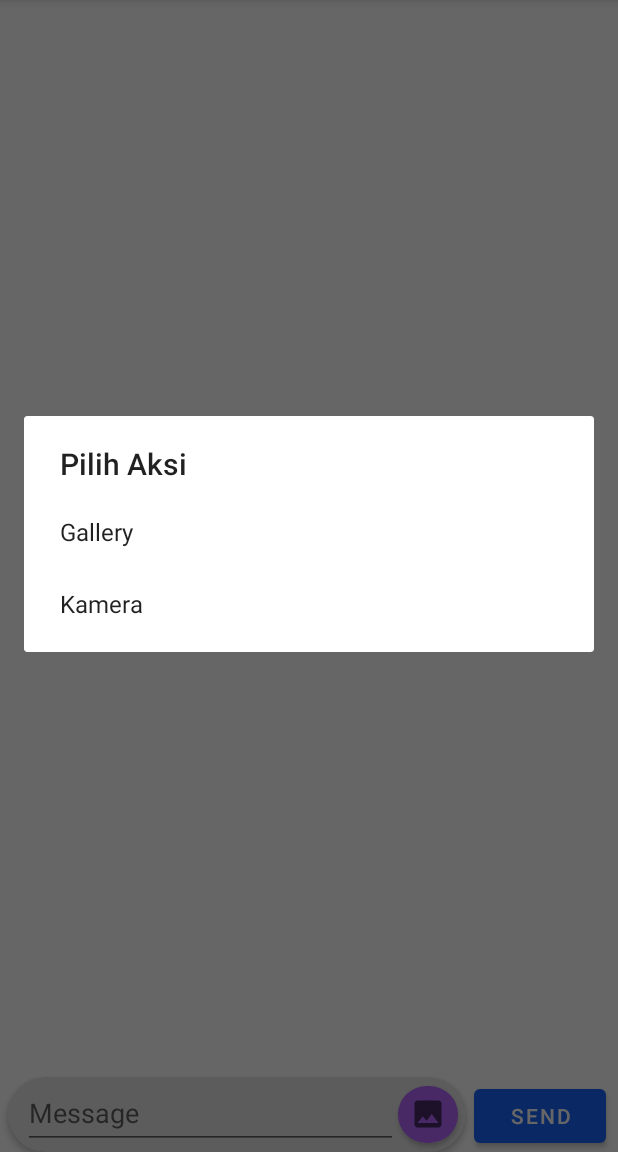
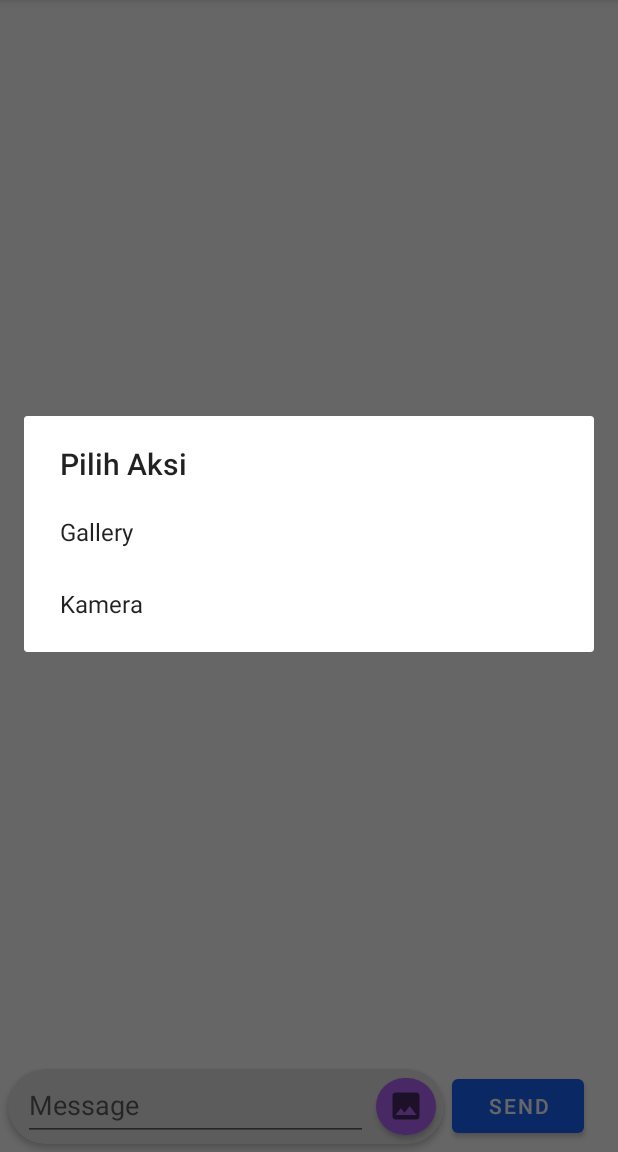
Before and after one commit to mobcom-group/homework3-android, an Android app: the screen it shows after launch (MainActivity), after a tap on an icon or button, on a phone screen of 412 x 824 dp, the part 84-1236 px from its top. Run offline under Robolectric (Android 15) with nearby library versions, the phone set to English and light mode, and no system bars.

Commit message:
scroll, time, margin

```diff
--- a/app/src/main/res/layout/activity_main.xml
+++ b/app/src/main/res/layout/activity_main.xml
@@ -14,16 +14,16 @@
 
     <LinearLayout
         android:layout_width="match_parent"
-        android:layout_height="match_parent"
+        android:layout_height="600dp"
         android:orientation="vertical"
-        android:paddingBottom="@dimen/vertical_margin_8dp"
         android:paddingLeft="@dimen/horizontal_margin_8dp"
+        android:paddingTop="@dimen/vertical_margin_8dp"
         android:paddingRight="@dimen/horizontal_margin_8dp"
-        android:paddingTop="@dimen/vertical_margin_8dp">
+        android:paddingBottom="@dimen/vertical_margin_8dp">
 
         <ScrollView
             android:layout_width="match_parent"
-            android:layout_height="658dp">
+            android:layout_height="match_parent">
 
             <LinearLayout
                 android:layout_width="match_parent"
@@ -75,44 +75,56 @@
         android:layout_width="match_parent"
         android:layout_height="match_parent">
 
+        <LinearLayout
+            android:layout_width="match_parent"
+            android:layout_height="wrap_content"
+            android:orientation="horizontal"
+            app:layout_constraintBottom_toBottomOf="parent"
+            tools:ignore="MissingConstraints">
+
             <androidx.cardview.widget.CardView
+                android:id="@+id/card_nav"
                 android:layout_width="wrap_content"
                 android:layout_height="wrap_content"
+                android:layout_margin="5dp"
                 app:cardBackgroundColor="#E6E6E6"
                 app:cardCornerRadius="100dp"
-            app:layout_constraintBottom_toBottomOf="parent"
-            app:layout_constraintLeft_toLeftOf="parent"
-            app:layout_constraintRight_toLeftOf="@id/button_send_message_activity_main"
                 tools:ignore="MissingConstraints">
 
                 <LinearLayout
                     android:layout_width="match_parent"
                     android:layout_height="match_parent"
-                android:orientation="horizontal">
+                    android:orientation="horizontal"
+                    app:layout_constraintEnd_toStartOf="@id/button_send_message_activity_main"
+                    app:layout_constraintStart_toStartOf="parent">
 
                     <EditText
                         android:id="@+id/editText"
-                    android:layout_width="250dp"
+                        android:layout_width="230dp"
                         android:layout_height="wrap_content"
-                    android:layout_marginLeft="10dp"
+                        android:layout_marginStart="10dp"
+                        android:layout_marginEnd="5dp"
                         android:hint="Message"
                         android:imeOptions="actionDone"
                         android:inputType="text"
+                        android:maxWidth="230dp"
                         android:maxLines="1"
                         android:minHeight="48dp"
-                    android:singleLine="true" />
+                        app:layout_constraintEnd_toStartOf="@id/button_send_image_activity_main"
+                        app:layout_constraintStart_toStartOf="parent" />
 
                     <Button
                         android:id="@+id/button_send_image_activity_main"
                         android:layout_width="40dp"
                         android:layout_height="50dp"
+                        android:layout_gravity="right"
                         android:layout_marginRight="5dp"
                         android:layout_toRightOf="@id/editText"
                         android:foreground="@drawable/ic_baseline_image_24"
                         android:foregroundGravity="center"
-                    android:radius="100dp"
                         app:backgroundTint="@color/colorPurple"
                         app:cornerRadius="100dp"
+                        app:layout_constraintStart_toStartOf="@id/editText"
                         tools:ignore="ButtonStyle,SpeakableTextPresentCheck,TouchTargetSizeCheck" />
                 </LinearLayout>
 
@@ -122,12 +134,12 @@
                 android:id="@+id/button_send_message_activity_main"
                 android:layout_width="wrap_content"
                 android:layout_height="wrap_content"
-            android:layout_marginRight="@dimen/vertical_margin_8dp"
+                android:layout_gravity="center_vertical|end"
                 android:text="Send"
                 app:backgroundTint="@color/colorBlue"
-            app:layout_constraintBottom_toBottomOf="parent"
-            app:layout_constraintRight_toRightOf="parent"
                 tools:ignore="ButtonStyle" />
+
+        </LinearLayout>
     </androidx.constraintlayout.widget.ConstraintLayout>
 
 </RelativeLayout>
```
Also changed, not shown: app/src/main/res/layout/item_layout_chat_my_self.xml (+16 -13 lines), app/src/main/res/layout/item_layout_chat_user.xml (+13 -8 lines). Lines whose indentation alone changed are shown as unchanged.
